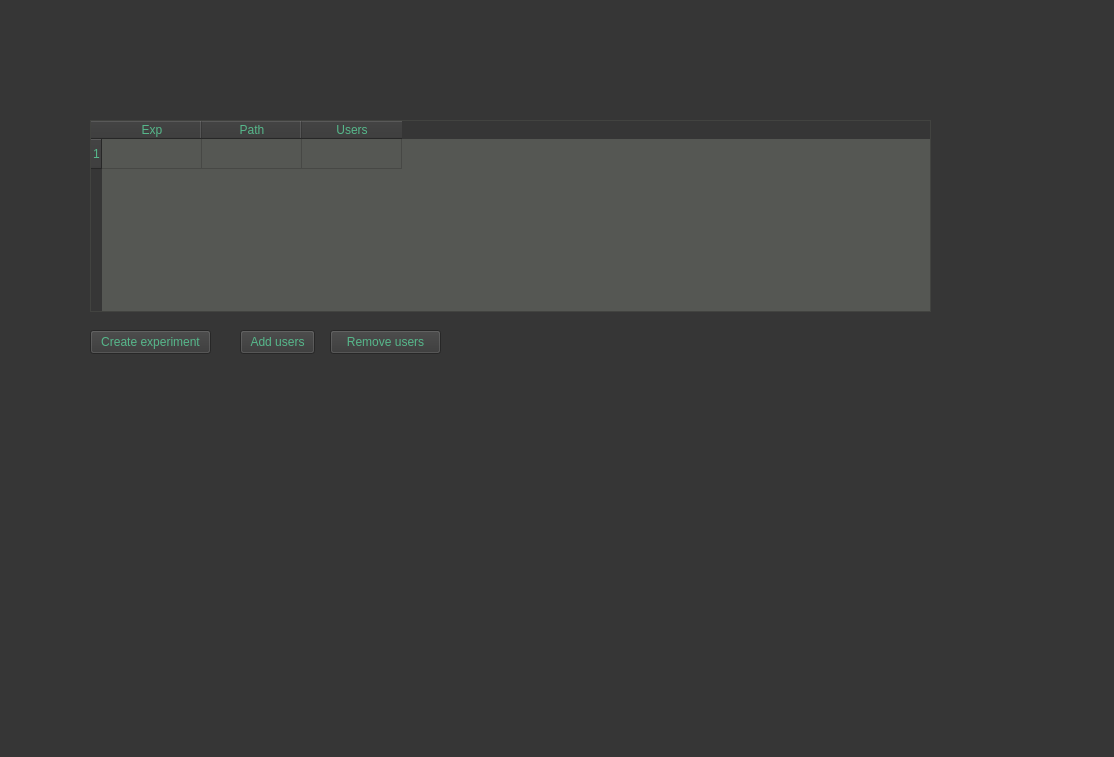
Old version of the form gui/ui_files/tabNPECRules.ui in the repository jtersteegwur/iBridges-Gui.
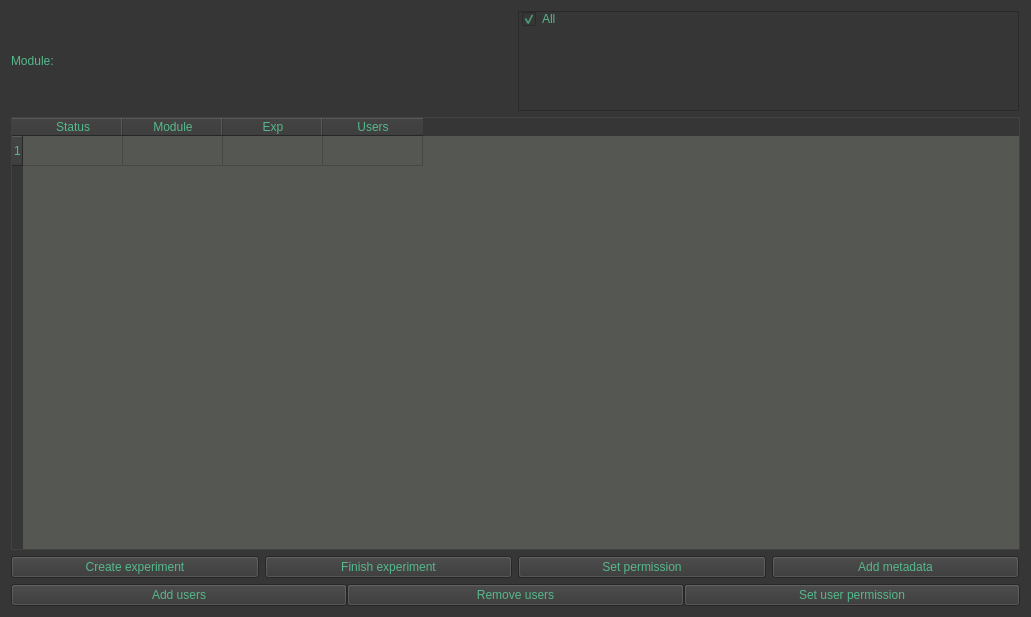
New version of the form.

Commit message: ui v 1.0 with first rules

What changed in the file:
```diff
--- a/gui/ui_files/tabNPECRules.ui
+++ b/gui/ui_files/tabNPECRules.ui
@@ -6,8 +6,8 @@
    <rect>
     <x>0</x>
     <y>0</y>
-    <width>1114</width>
-    <height>757</height>
+    <width>1031</width>
+    <height>617</height>
    </rect>
   </property>
   <property name="windowTitle">
@@ -51,83 +51,243 @@
     color: rgb(46, 52, 54);
 }</string>
   </property>
-  <widget class="QTableWidget" name="tableWidget">
-   <property name="geometry">
-    <rect>
-     <x>90</x>
-     <y>120</y>
-     <width>841</width>
-     <height>192</height>
-    </rect>
-   </property>
+  <layout class="QVBoxLayout" name="verticalLayout">
+   <item>
+    <layout class="QHBoxLayout" name="module_layout">
+     <item>
+      <widget class="QLabel" name="label">
+       <property name="text">
+        <string>Module:</string>
+       </property>
+      </widget>
+     </item>
+     <item>
+      <widget class="QListWidget" name="ModulesList">
    <property name="sizePolicy">
-    <sizepolicy hsizetype="Preferred" vsizetype="Preferred">
+        <sizepolicy hsizetype="Minimum" vsizetype="Minimum">
      <horstretch>0</horstretch>
      <verstretch>0</verstretch>
     </sizepolicy>
+       </property>
+       <property name="minimumSize">
+        <size>
+         <width>0</width>
+         <height>30</height>
+        </size>
+       </property>
+       <property name="maximumSize">
+        <size>
+         <width>16777215</width>
+         <height>100</height>
+        </size>
+       </property>
+       <property name="sizeIncrement">
+        <size>
+         <width>0</width>
+         <height>0</height>
+        </size>
+       </property>
+       <property name="baseSize">
+        <size>
+         <width>0</width>
+         <height>60</height>
+        </size>
+       </property>
+       <property name="editTriggers">
+        <set>QAbstractItemView::NoEditTriggers</set>
+       </property>
+       <item>
+        <property name="text">
+         <string>All</string>
+        </property>
+        <property name="checkState">
+         <enum>Checked</enum>
+        </property>
+       </item>
+      </widget>
+     </item>
+     <item>
+      <spacer name="horizontalSpacer">
+       <property name="orientation">
+        <enum>Qt::Horizontal</enum>
+       </property>
+       <property name="sizeType">
+        <enum>QSizePolicy::Fixed</enum>
+       </property>
+       <property name="sizeHint" stdset="0">
+        <size>
+         <width>1</width>
+         <height>1</height>
+        </size>
+       </property>
+      </spacer>
+     </item>
+    </layout>
+   </item>
+   <item>
+    <layout class="QHBoxLayout" name="horizontalLayout_3">
+     <item>
+      <widget class="QTableWidget" name="ExperimentTable">
+       <property name="sizePolicy">
+        <sizepolicy hsizetype="Expanding" vsizetype="Preferred">
+         <horstretch>0</horstretch>
+         <verstretch>0</verstretch>
+        </sizepolicy>
+       </property>
+       <property name="minimumSize">
+        <size>
+         <width>500</width>
+         <height>0</height>
+        </size>
+       </property>
+       <property name="horizontalScrollBarPolicy">
+        <enum>Qt::ScrollBarAlwaysOff</enum>
+       </property>
+       <property name="editTriggers">
+        <set>QAbstractItemView::NoEditTriggers</set>
+       </property>
+       <property name="selectionMode">
+        <enum>QAbstractItemView::SingleSelection</enum>
+       </property>
+       <property name="selectionBehavior">
+        <enum>QAbstractItemView::SelectRows</enum>
    </property>
    <property name="rowCount">
     <number>1</number>
    </property>
    <property name="columnCount">
-    <number>3</number>
+        <number>4</number>
    </property>
    <row/>
+       <column>
+        <property name="text">
+         <string>Status</string>
+        </property>
+       </column>
+       <column>
+        <property name="text">
+         <string>Module</string>
+        </property>
+       </column>
    <column>
     <property name="text">
      <string>Exp</string>
     </property>
    </column>
-   <column>
-    <property name="text">
-     <string>Path</string>
-    </property>
-   </column>
    <column>
     <property name="text">
      <string>Users</string>
     </property>
    </column>
   </widget>
-  <widget class="QPushButton" name="pushButton">
-   <property name="geometry">
-    <rect>
-     <x>90</x>
-     <y>330</y>
-     <width>121</width>
-     <height>24</height>
-    </rect>
-   </property>
+     </item>
+     <item>
+      <spacer name="verticalSpacer">
+       <property name="orientation">
+        <enum>Qt::Vertical</enum>
+       </property>
+       <property name="sizeType">
+        <enum>QSizePolicy::Expanding</enum>
+       </property>
+       <property name="sizeHint" stdset="0">
+        <size>
+         <width>0</width>
+         <height>40</height>
+        </size>
+       </property>
+      </spacer>
+     </item>
+    </layout>
+   </item>
+   <item>
+    <layout class="QHBoxLayout" name="horizontalLayout_2">
+     <property name="sizeConstraint">
+      <enum>QLayout::SetDefaultConstraint</enum>
+     </property>
+     <item>
+      <widget class="QPushButton" name="createExpButton">
    <property name="text">
     <string>Create experiment</string>
    </property>
   </widget>
-  <widget class="QPushButton" name="pushButton_2">
-   <property name="geometry">
-    <rect>
-     <x>240</x>
-     <y>330</y>
-     <width>75</width>
-     <height>24</height>
-    </rect>
-   </property>
+     </item>
+     <item>
+      <widget class="QPushButton" name="finishExpButton">
+       <property name="text">
+        <string>Finish experiment</string>
+       </property>
+      </widget>
+     </item>
+     <item>
+      <widget class="QPushButton" name="pushButton">
+       <property name="text">
+        <string>Set permission</string>
+       </property>
+      </widget>
+     </item>
+     <item>
+      <widget class="QPushButton" name="pushButton_5">
+       <property name="text">
+        <string>Add metadata</string>
+       </property>
+      </widget>
+     </item>
+     <item>
+      <spacer name="horizontalSpacer_2">
+       <property name="orientation">
+        <enum>Qt::Horizontal</enum>
+       </property>
+       <property name="sizeType">
+        <enum>QSizePolicy::Fixed</enum>
+       </property>
+       <property name="sizeHint" stdset="0">
+        <size>
+         <width>1</width>
+         <height>1</height>
+        </size>
+       </property>
+      </spacer>
+     </item>
+    </layout>
+   </item>
+   <item>
+    <layout class="QHBoxLayout" name="horizontalLayout">
+     <property name="spacing">
+      <number>0</number>
+     </property>
+     <property name="sizeConstraint">
+      <enum>QLayout::SetDefaultConstraint</enum>
+     </property>
+     <property name="rightMargin">
+      <number>0</number>
+     </property>
+     <property name="bottomMargin">
+      <number>0</number>
+     </property>
+     <item>
+      <widget class="QPushButton" name="addUserButton">
    <property name="text">
     <string>Add users</string>
    </property>
   </widget>
+     </item>
+     <item>
   <widget class="QPushButton" name="pushButton_3">
-   <property name="geometry">
-    <rect>
-     <x>330</x>
-     <y>330</y>
-     <width>111</width>
-     <height>24</height>
-    </rect>
-   </property>
    <property name="text">
     <string>Remove users</string>
    </property>
   </widget>
+     </item>
+     <item>
+      <widget class="QPushButton" name="pushButton_4">
+       <property name="text">
+        <string>Set user permission</string>
+       </property>
+      </widget>
+     </item>
+    </layout>
+   </item>
+  </layout>
  </widget>
  <resources/>
  <connections/>
```
Lines whose indentation alone changed are shown as unchanged. The commit also changes 10 other files.
